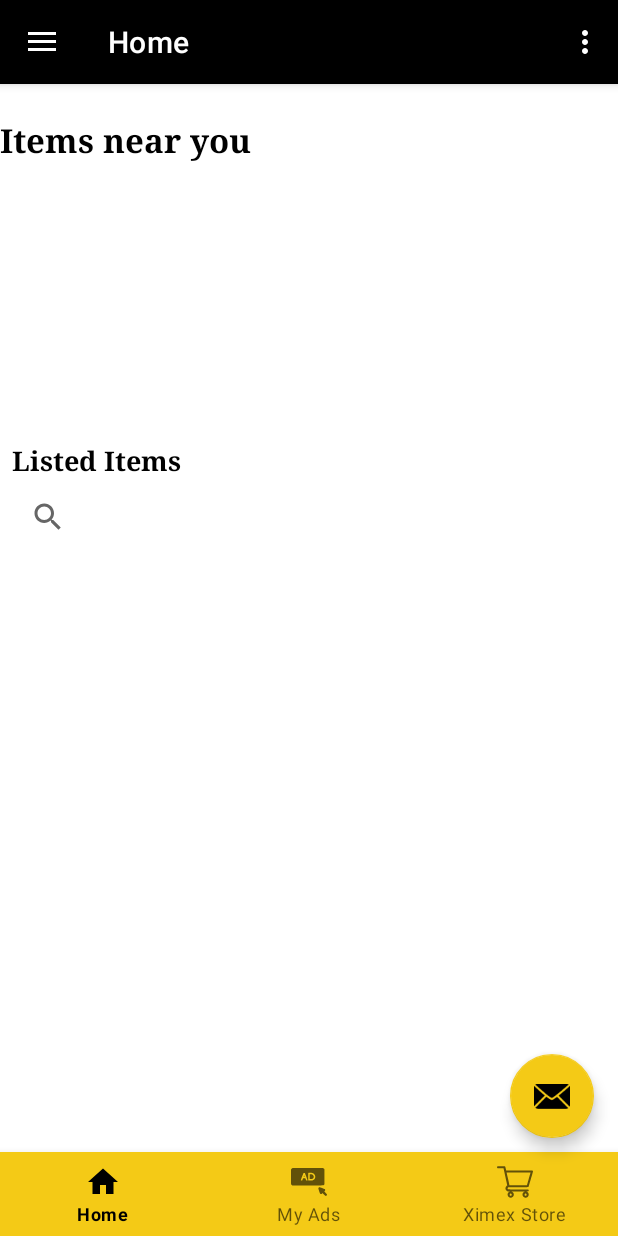
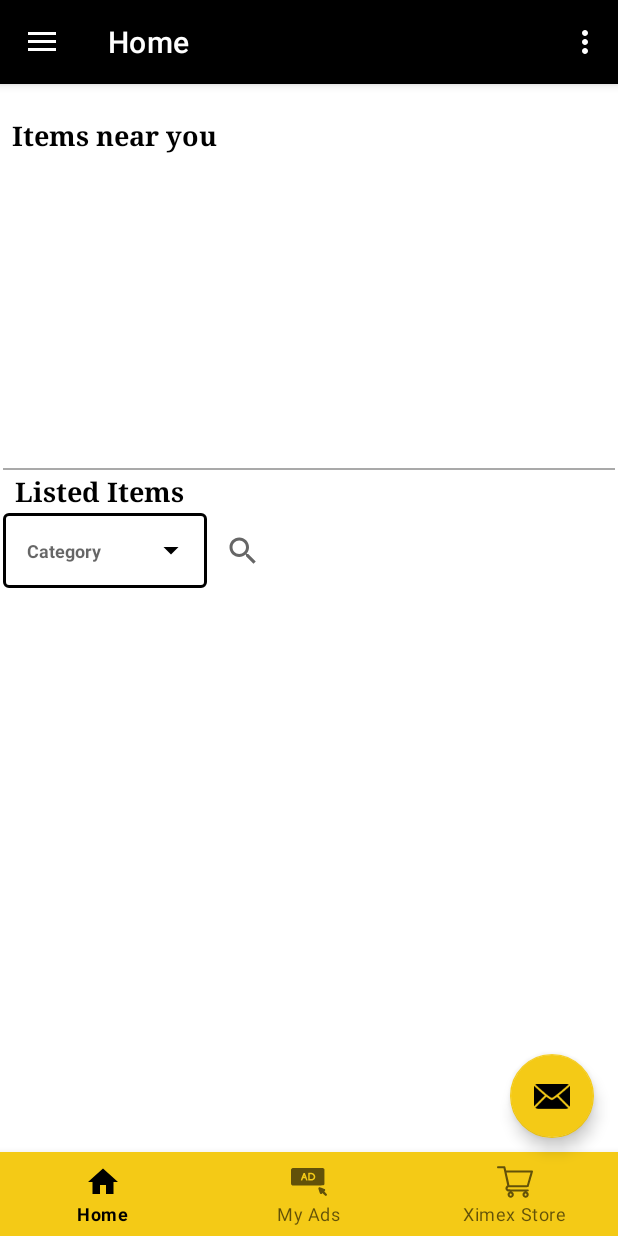
Before and after one commit to tokwepedzi/XimexMobi, an Android app: the screen it shows after launch once a user with an empty profile is signed in (Dashboard), on a phone screen of 412 x 824 dp. Run offline under Robolectric (Android 15) with nearby library versions, the phone set to English and light mode, and no system bars; our stand-ins replace Firebase (no records; nobody signed in at launch, a user with empty details on screens opened directly), navigation-ui; libraries missing offline, so code that uses them is left out: com.hbb20; 1 statement that could not run was skipped.

Commit message:
AdapterClass_Listed_items_andItems_near_you_recyclerview_implementation

```diff
--- /dev/null
+++ b/app/src/main/java/com/tutorials/ximexmobi/adapters/AdapterClassViewAllListedAds.java
@@ -0,0 +1,4 @@
+package com.tutorials.ximexmobi.adapters;
+
+public class AdapterClassViewAllListedAds {
+}
--- /dev/null
+++ b/app/src/main/java/com/tutorials/ximexmobi/adapters/AdapterClassViewMyAds.java
@@ -0,0 +1,4 @@
+package com.tutorials.ximexmobi.adapters;
+
+public class AdapterClassViewMyAds {
+}
--- a/app/src/main/res/layout/fragment_home.xml
+++ b/app/src/main/res/layout/fragment_home.xml
@@ -9,6 +9,7 @@
     <ScrollView
         android:layout_width="match_parent"
         android:layout_height="match_parent">
+
         <LinearLayout
             android:id="@+id/parent_linear"
             android:layout_width="match_parent"
@@ -26,9 +27,10 @@
                 android:layout_height="wrap_content"
                 android:layout_marginTop="2dp"
                 android:fontFamily="serif"
+                android:layout_marginStart="8dp"
                 android:text="Items near you"
                 android:textColor="@color/black_primary"
-            android:textSize="22sp"
+                android:textSize="18sp"
                 android:textStyle="bold"
                 app:layout_constraintBottom_toTopOf="@id/listed_items_linear"
                 app:layout_constraintEnd_toEndOf="parent"
@@ -62,22 +64,27 @@
                 android:id="@+id/listed_items_linear"
                 android:layout_width="match_parent"
                 android:layout_height="250dp"
-            android:layout_marginStart="8dp"
+                android:layout_marginStart="2dp"
                 android:layout_marginTop="2dp"
-            android:layout_marginEnd="8dp"
+                android:layout_marginEnd="2dp"
                 android:orientation="vertical"
                 app:layout_constraintBottom_toTopOf="@id/admob_linear"
                 app:layout_constraintEnd_toEndOf="parent"
                 app:layout_constraintStart_toStartOf="parent"
                 app:layout_constraintTop_toBottomOf="@id/items_near_your_linear">
 
-
-
+                <View
+                    android:id="@+id/divider"
+                    android:layout_width="match_parent"
+                    android:layout_height="1dp"
+                    android:layout_marginTop="25dp"
+                    android:background="#A9A9A9" />
                 <TextView
                     android:id="@+id/items_listed_heading_txt"
                     android:layout_width="wrap_content"
                     android:layout_height="wrap_content"
                     android:layout_marginTop="2dp"
+                    android:layout_marginStart="8dp"
                     android:fontFamily="serif"
                     android:text="Listed Items"
                     android:textAlignment="gravity"
@@ -85,10 +92,52 @@
                     android:textSize="18sp"
                     android:textStyle="bold" />
 
-            <androidx.appcompat.widget.SearchView
+                <LinearLayout
+                    android:id="@+id/search_fields_linear"
+                    android:layout_width="match_parent"
+                    android:layout_height="250dp"
+                    android:layout_marginTop="2dp"
+                    android:orientation="horizontal"
+                    android:weightSum="3"
+                    app:layout_constraintBottom_toTopOf="@id/listed_items_recyclerview"
+                    app:layout_constraintEnd_toEndOf="parent"
+                    app:layout_constraintStart_toStartOf="parent"
+                    app:layout_constraintTop_toBottomOf="@id/listed_items_linear">
+
+
+                    <com.google.android.material.textfield.TextInputLayout
+                        android:id="@+id/text_input_trans_type"
+                        style="@style/Widget.MaterialComponents.TextInputLayout.OutlinedBox.ExposedDropdownMenu"
+                        android:layout_width="0dp"
+                        android:layout_height="50dp"
+                        android:layout_weight="1"
+                        android:background="@color/white"
+                        app:hintEnabled="false">
+
+                        <AutoCompleteTextView
+                            android:id="@+id/auto_complete_item"
+                            style="@android:style/Widget.Holo.AutoCompleteTextView"
                             android:layout_width="match_parent"
                             android:layout_height="50dp"
-                app:queryHint="Search here"/>
+                            android:background="@null"
+                            android:freezesText="false"
+                            android:hint="Category"
+                            android:padding="10dp"
+                            android:singleLine="true"
+                            android:textColor="@color/black"
+                            android:textSize="12sp"
+                            android:textStyle="bold" />
+                    </com.google.android.material.textfield.TextInputLayout>
+
+
+                    <androidx.appcompat.widget.SearchView
+                        android:layout_width="0dp"
+                        android:layout_height="50dp"
+                        android:layout_weight="2"
+                        app:queryHint="Location"
+                        android:focusedByDefault="true"/>
+
+                </LinearLayout>
 
                 <androidx.recyclerview.widget.RecyclerView
                     android:id="@+id/listed_items_recyclerview"
```
Also changed, not shown: app/src/main/java/com/tutorials/ximexmobi/adapters/AdapterClassPostAd.java (deleted, +0 -59 lines), app/src/main/java/com/tutorials/ximexmobi/models/AdPostModel.java (+11 -2 lines), app/src/main/res/layout/layout_items_near_you.xml (added, +26 -0 lines), app/src/main/res/layout/layout_listed_items.xml (added, +26 -0 lines). Lines whose indentation alone changed are shown as unchanged.
